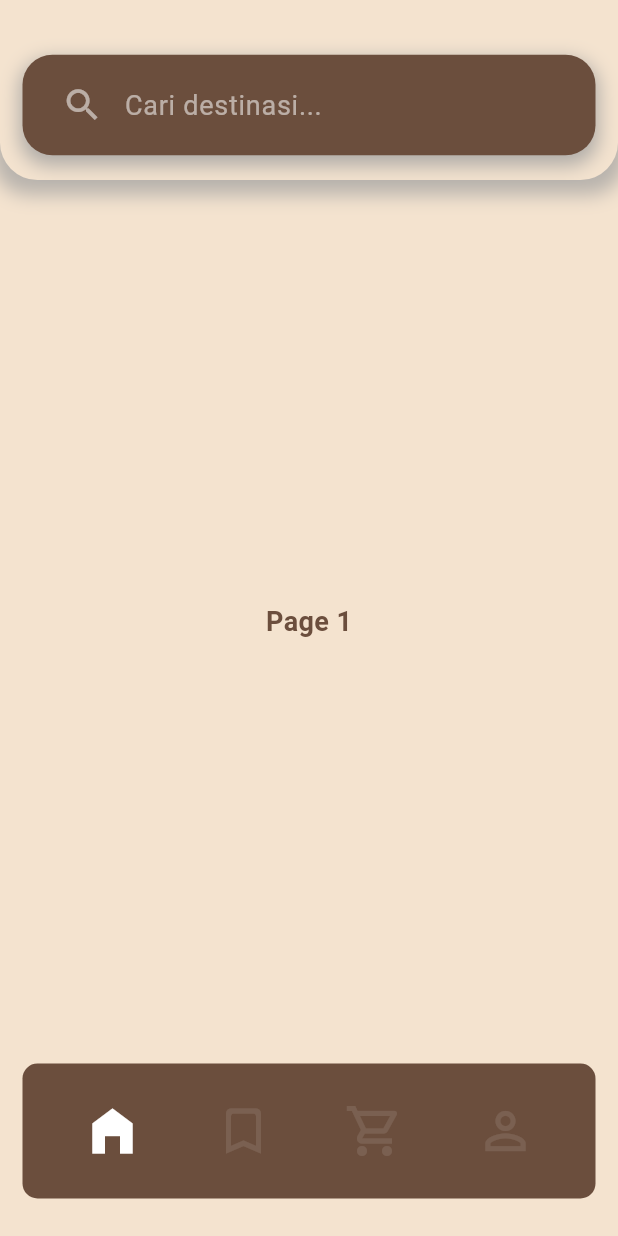
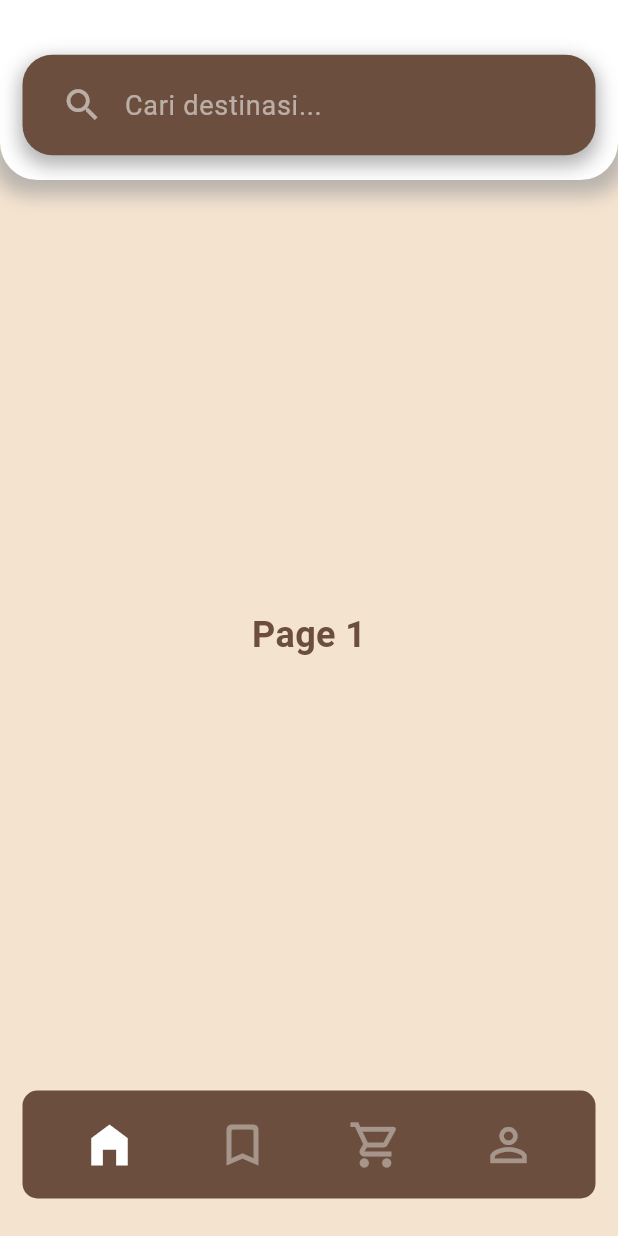
Before and after one commit to earlysme2703/CiloreApp, a Flutter app: the screen it shows after launch, on a phone screen of 412 x 824 dp. Run offline on Flutter 3.47's test engine with Material 3 defaults, Android fonts, the phone set to English and light mode, and no system bars; our stand-ins replace lottie; network calls fail; Roboto replaces fonts that are missing (NunitoSans).

Commit message:
bottom bar

```diff
--- a/lib/screens/dashboardscreen.dart
+++ b/lib/screens/dashboardscreen.dart
@@ -23,13 +23,14 @@ class _DashboardScreenState extends State<DashboardScreen> {
       backgroundColor: const Color(0xFFF4E3CF), // Warna krem
       body: Column(
         children: [
+          // AppBar dengan "Cilore"
           buildAppBar(),
           Expanded(
             child: Center(
               child: Text(
                 'Page ${selectedPage + 1}',
                 style: const TextStyle(
-                  fontSize: 18,
+                  fontSize: 24,
                   color: Color(0xFF6B4E3D),
                   fontWeight: FontWeight.bold,
                 ),
@@ -46,7 +47,7 @@ class _DashboardScreenState extends State<DashboardScreen> {
                 children: [
                   Container(
                     padding: const EdgeInsets.symmetric(
-                        horizontal: 40, vertical: 25),
+                        horizontal: 40, vertical: 18),
                     decoration: BoxDecoration(
                       color: const Color(0xFF6B4E3D), // Warna coklat
                       borderRadius: BorderRadius.circular(10),
@@ -63,10 +64,10 @@ class _DashboardScreenState extends State<DashboardScreen> {
                           },
                           child: Icon(
                             icons[index],
-                            size: 40,
+                            size: 36,
                             color: selectedPage == index
                                 ? Colors.white
-                                : Colors.white.withOpacity(0.10),
+                                : Colors.white.withOpacity(0.4),
                           ),
                         ),
                       ),
@@ -88,7 +89,7 @@ class _DashboardScreenState extends State<DashboardScreen> {
     return Container(
       height: 120,
       decoration: BoxDecoration(
-        color: const Color(0xFFF4E3CF),
+        color: Colors.white,
         borderRadius: const BorderRadius.only(
           bottomLeft: Radius.circular(25),
           bottomRight: Radius.circular(25),
```
